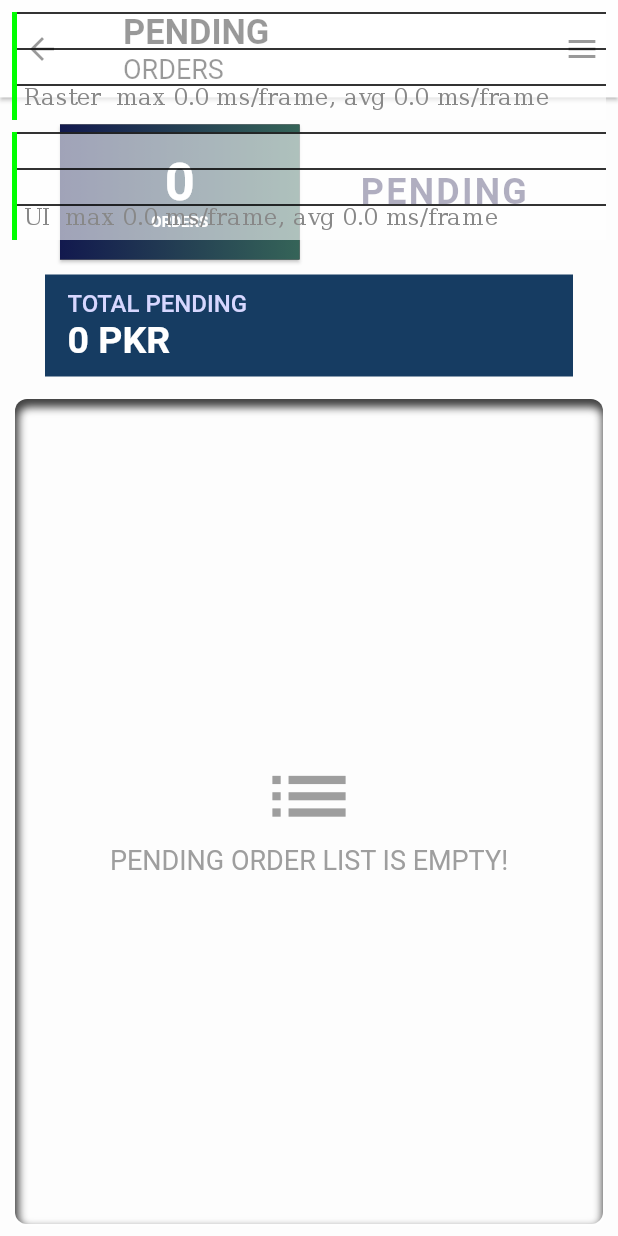
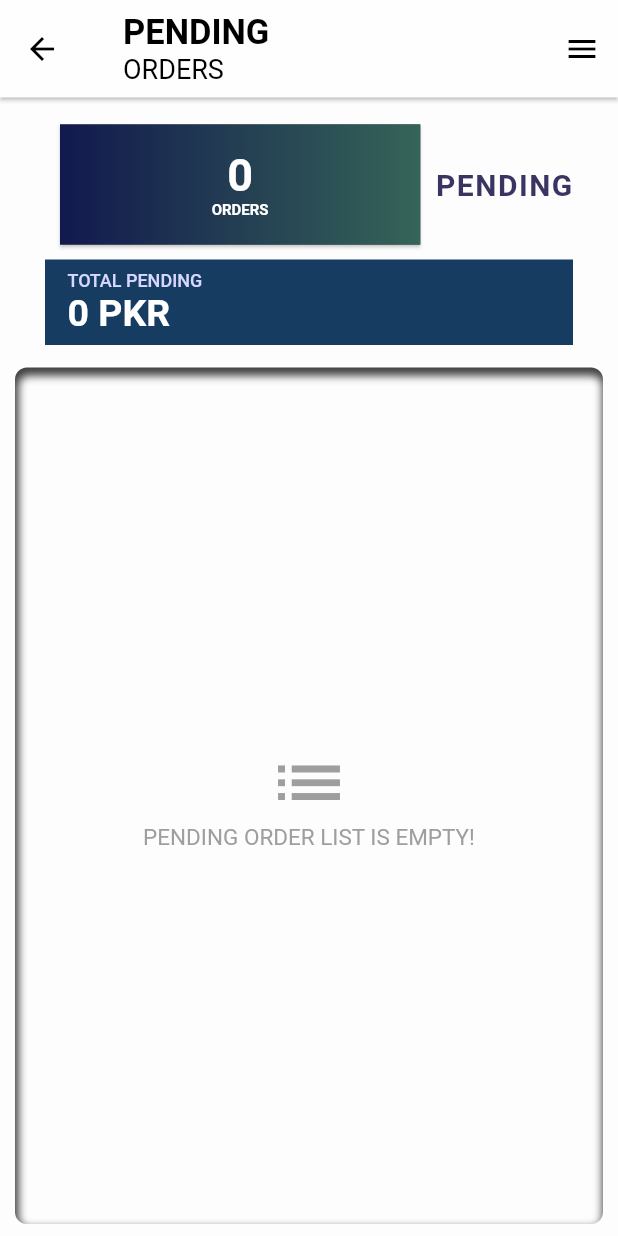
Before and after one commit to mediocre9/khaata, a Flutter app: the OrderPendingScreen screen opened by its route, on a phone screen of 412 x 824 dp. Run offline on Flutter 3.47's test engine with Material 2 defaults, Android fonts, the phone set to English and light mode, and no system bars; our stand-ins replace bloc, fl_chart, flutter_bloc, flutter_inset_box_shadow, hive, hive_flutter and 1 more; accounts and stored records are empty.

Commit message:
bug fixes
fixed order placement bug

```diff
--- a/lib/screens/order_detail_screen/order_detail_screen.dart
+++ b/lib/screens/order_detail_screen/order_detail_screen.dart
@@ -50,7 +50,7 @@ class _OrderDetailScreenState extends State<OrderDetailScreen> {
               width: double.maxFinite,
               shadow: true,
               height: 340,
-              verticalMargin: 5,
+              // verticalMargin: 5,
               horizontalMargin: 30,
               elevationLevel: 5,
               borderRadius: 5,
@@ -69,7 +69,7 @@ class _OrderDetailScreenState extends State<OrderDetailScreen> {
                         ),
                       ],
                     ),
-                    const SizedBox(height: 5),
+                    // const SizedBox(height: 5),
                     Container(
                       padding: const EdgeInsets.only(bottom: 30, left: 20),
                       child: Column(
@@ -128,7 +128,7 @@ class _OrderDetailScreenState extends State<OrderDetailScreen> {
                           fontWeight: FontWeight.w500),
                     ),
                     Container(
-                      padding: const EdgeInsets.only(top: 20),
+                      padding: const EdgeInsets.only(top: 30),
                       child: Column(
                         crossAxisAlignment: CrossAxisAlignment.start,
                         children: [
--- a/lib/screens/order_pending_screen/order_pending_screen.dart
+++ b/lib/screens/order_pending_screen/order_pending_screen.dart
@@ -1,5 +1,3 @@
-import 'dart:ui';
-
 import 'package:flutter/material.dart' hide BoxDecoration, BoxShadow;
 import 'package:flutter/cupertino.dart' show CupertinoIcons;
 import 'package:flutter_inset_box_shadow/flutter_inset_box_shadow.dart';
@@ -67,16 +65,13 @@ class _OrderPendingScreenState extends State<OrderPendingScreen> {
                         crossAxisAlignment: CrossAxisAlignment.center,
                         children: [
                           TotalPendingOrder(totalPendingOrder: pendingOrders),
-                          Container(
-                            padding: const EdgeInsets.symmetric(horizontal: 30),
-                            child: const Text(
+                          const Text(
                             "PENDING",
                             style: TextStyle(
                               color: Color.fromRGBO(58, 52, 98, 1),
-                                fontSize: 24,
+                              fontSize: 20,
                               fontWeight: FontWeight.w600,
-                                letterSpacing: 1.5,
-                              ),
+                              letterSpacing: 1,
                             ),
                           ),
                         ],
@@ -116,15 +111,7 @@ class _OrderPendingScreenState extends State<OrderPendingScreen> {
                     ),
                     child: pendingOrderList.isEmpty
                         ? const EmptyRecords()
-                        : ScrollConfiguration(
-                            behavior: ScrollConfiguration.of(context)
-                                .copyWith(dragDevices: {
-                              PointerDeviceKind.mouse,
-                              PointerDeviceKind.touch,
-                            }),
-                            child: ListView.builder(
-                              physics: const BouncingScrollPhysics(
-                                  parent: AlwaysScrollableScrollPhysics()),
+                        : ListView.builder(
                             shrinkWrap: true,
                             itemCount: pendingOrderList.length,
                             itemBuilder: (_, index) {
@@ -142,7 +129,6 @@ class _OrderPendingScreenState extends State<OrderPendingScreen> {
                                     pendingOrderList[index]!.completedDate,
                               );
                             },
-                            ),
                           ),
                   ),
                 ),
@@ -166,14 +152,14 @@ class TotalPendingOrder extends StatelessWidget {
       child: CustomCard(
         shadow: false,
         borderRadius: 0,
-        height: 110,
+        height: 100,
         child: Column(
           children: [
             Text(
               totalPendingOrder.toString(),
               style: const TextStyle(
                 color: Colors.white,
-                fontSize: 35,
+                fontSize: 30,
                 fontWeight: FontWeight.w600,
               ),
             ),
@@ -201,7 +187,7 @@ class TotalPendingGain extends StatelessWidget {
   Widget build(BuildContext context) {
     return Expanded(
       child: Container(
-        padding: const EdgeInsets.symmetric(horizontal: 15, vertical: 10),
+        padding: const EdgeInsets.symmetric(horizontal: 15, vertical: 7),
         color: const Color.fromRGBO(22, 60, 98, 1),
         child: Column(
           crossAxisAlignment: CrossAxisAlignment.start,
@@ -210,7 +196,7 @@ class TotalPendingGain extends StatelessWidget {
               "TOTAL PENDING",
               style: TextStyle(
                 color: Color.fromRGBO(215, 215, 255, 1),
-                fontSize: 16,
+                fontSize: 12,
                 fontWeight: FontWeight.w500,
               ),
             ),
@@ -242,11 +228,11 @@ class EmptyRecords extends StatelessWidget {
           Icon(
             Icons.list,
             color: Colors.grey,
-            size: 65,
+            size: 55,
           ),
           Text(
             "PENDING ORDER LIST IS EMPTY!",
-            style: TextStyle(color: Colors.grey, fontSize: 18),
+            style: TextStyle(color: Colors.grey, fontSize: 15),
           )
         ],
       ),
@@ -271,6 +257,7 @@ class PendingOrderCard extends StatelessWidget {
   final DateTime? createdDate, completedDate;
   @override
   Widget build(BuildContext context) {
+    print(orderBox!.getAt(index!)!.status!);
     return Container(
       margin: const EdgeInsets.symmetric(vertical: 1),
       child: CustomCard(
@@ -278,7 +265,7 @@ class PendingOrderCard extends StatelessWidget {
         borderRadius: 7,
         shadow: false,
         width: double.maxFinite,
-        height: 120,
+        height: 110,
         child: Column(
           mainAxisAlignment: MainAxisAlignment.center,
           children: [
@@ -289,7 +276,7 @@ class PendingOrderCard extends StatelessWidget {
               title: Text(
                 product!,
                 style: const TextStyle(
-                  fontSize: 18,
+                  fontSize: 17,
                   letterSpacing: 1.3,
                   color: Color.fromARGB(255, 218, 224, 236),
                   fontWeight: FontWeight.bold,
@@ -303,31 +290,25 @@ class PendingOrderCard extends StatelessWidget {
                   Text(
                     cost!,
                     style: const TextStyle(
-                      fontSize: 17.5,
-                      letterSpacing: 1,
+                      fontSize: 16,
+                      letterSpacing: 1.2,
                       color: Colors.white,
                       fontWeight: FontWeight.bold,
                     ),
                   ),
-                  const SizedBox(height: 7),
                   Row(
                     mainAxisAlignment: MainAxisAlignment.spaceBetween,
                     children: [
                       Text(
                         username!,
                         style: const TextStyle(
-                          fontSize: 10.5,
-                          letterSpacing: 1,
+                          fontSize: 13,
+                          letterSpacing: 1.1,
                           color: Color.fromARGB(255, 218, 224, 236),
                           fontWeight: FontWeight.bold,
                         ),
                       ),
-                      orderBox!.getAt(index!)!.status! == true
-                          ? const Icon(
-                              Icons.check_circle_rounded,
-                              color: Colors.lightGreenAccent,
-                            )
-                          : Icon(
+                      Icon(
                         CupertinoIcons.exclamationmark_circle,
                         color: Colors.yellow[300],
                       )
--- a/lib/widgets/custom_text_field.dart
+++ b/lib/widgets/custom_text_field.dart
@@ -39,8 +39,8 @@ class CustomTextField extends StatelessWidget {
       autofocus: false,
       style: TextStyle(color: color),
       onChanged: onChanged,
-      autocorrect: true,
-      enableSuggestions: true,
+      // autocorrect: true,
+      // enableSuggestions: true,
       keyboardType: inputType ?? TextInputType.text,
       controller: controller,
       maxLength: maxLength,
```
Also changed, not shown: lib/main.dart (+10 -2 lines), lib/screens/add_order_screen/add_order_screen.dart (+8 -8 lines), lib/screens/add_user_screen/add_user_screen.dart (+15 -5 lines), lib/screens/finance_screen/finance_screen.dart (+17 -7 lines), lib/screens/inventory_screen/inventory_screen.dart (+4 -16 lines), lib/screens/order_completed_screen/order_completed_screen.dart (+16 -36 lines), lib/screens/user_screen/bloc/manage_user_bloc.dart (added, +45 -0 lines), lib/screens/user_screen/bloc/manage_user_event.dart (added, +13 -0 lines), lib/screens/user_screen/bloc/manage_user_state.dart (added, +27 -0 lines), lib/screens/user_screen/user_screen.dart (+7 -15 lines). Lines whose indentation alone changed are shown as unchanged.
